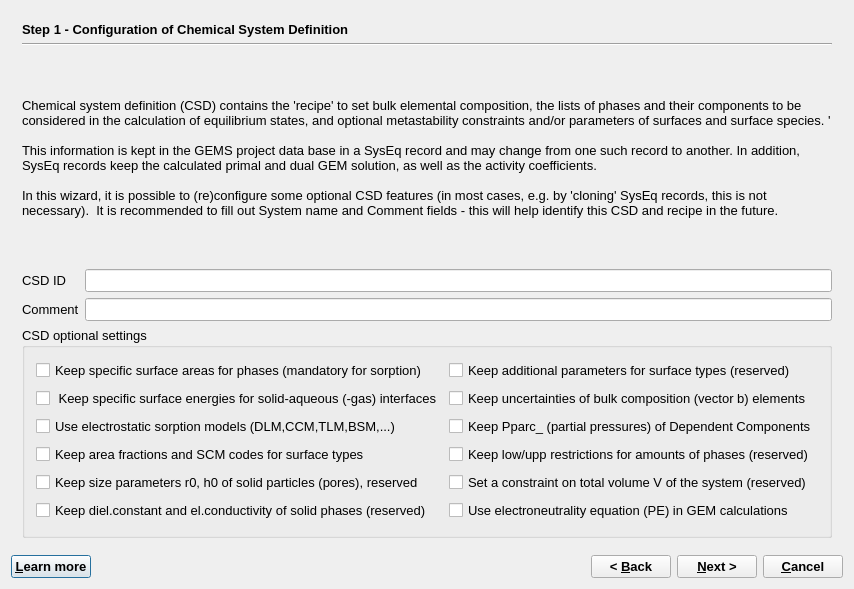
The window that GUI/Dialogs4/SystemWizard4.ui (gemshub/GEMSGUI) describes before a commit, drawn with Qt 5.
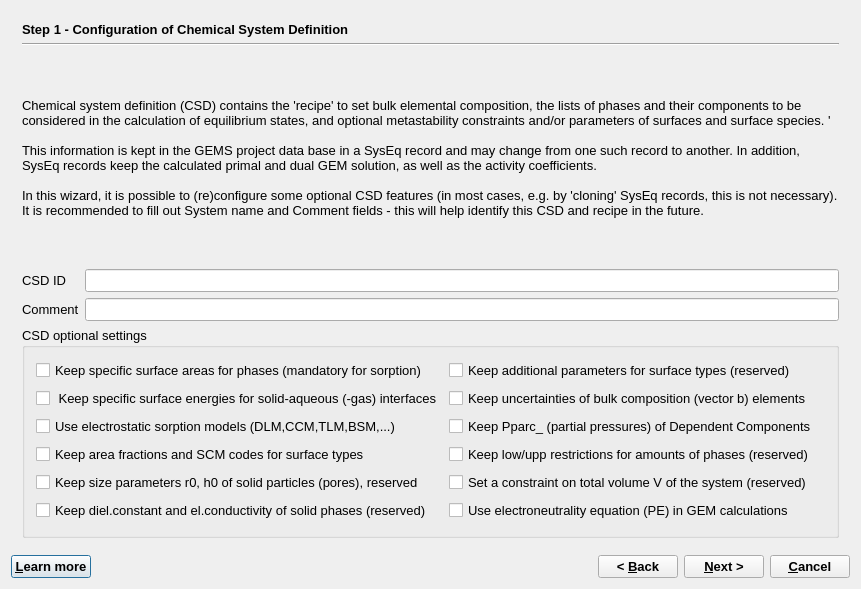
The same window after the commit.

The edit to the form file:
```diff
--- a/GUI/Dialogs4/SystemWizard4.ui
+++ b/GUI/Dialogs4/SystemWizard4.ui
@@ -9,7 +9,7 @@
    <rect>
     <x>0</x>
     <y>0</y>
-    <width>836</width>
+    <width>861</width>
     <height>589</height>
    </rect>
   </property>
```
Left out of the diff: 3 changed lines with no effect on the pictures.
